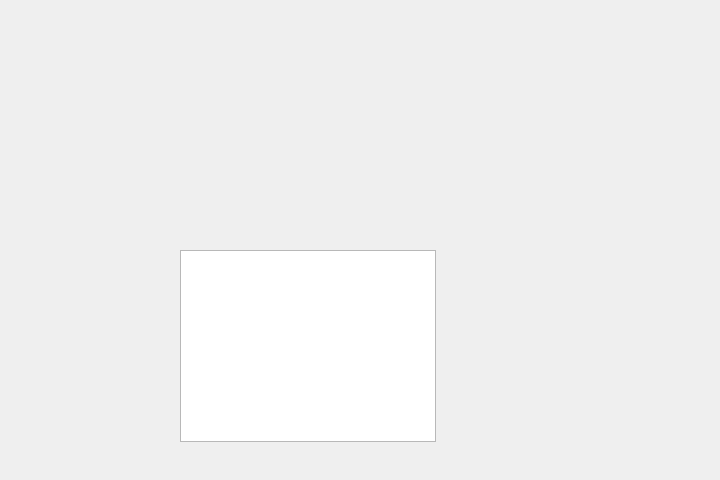
Old version of the form walrus_widget/ui/overlay.ui in the repository OAkyildiz/walrus_expansion.
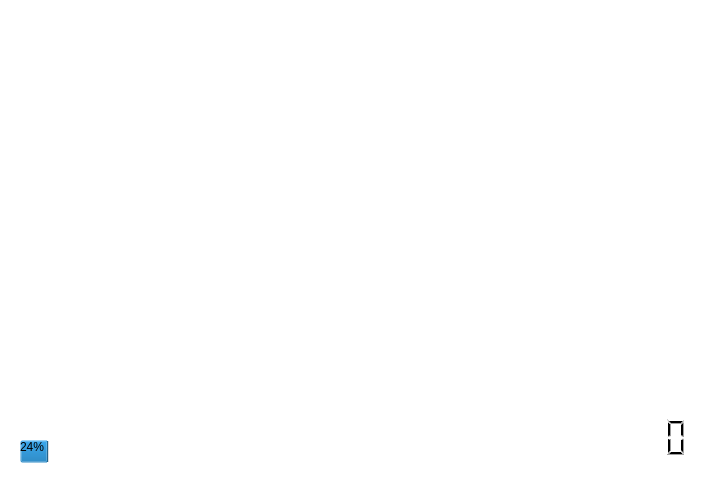
New version of the form.

Commit message:
renamed driver_mapping because the auto complete was annoying. restored from the broken viewer.
	modified:   walrus_driverstation/launch/driverstation.launch
	renamed:    walrus_driverstation/launch/includes/driver_mapping.launch -> walrus_driverstation/launch/includes/station_mapping.launch
	modified:   walrus_widget/include/walrus_widget/mainview.h
	modified:   walrus_widget/src/main.cpp
	modified:   walrus_widget/src/mainview.cpp
	modified:   walrus_widget/src/mapviz.cpp
	modified:   walrus_widget/src/overlay.cpp
	modified:   walrus_widget/ui/overlay.ui

```diff
--- a/walrus_widget/ui/overlay.ui
+++ b/walrus_widget/ui/overlay.ui
@@ -11,7 +11,7 @@
    </rect>
   </property>
   <property name="sizePolicy">
-   <sizepolicy hsizetype="Maximum" vsizetype="Maximum">
+   <sizepolicy hsizetype="Ignored" vsizetype="Ignored">
     <horstretch>0</horstretch>
     <verstretch>0</verstretch>
    </sizepolicy>
@@ -28,6 +28,12 @@
   <property name="windowOpacity">
    <double>0.650000000000000</double>
   </property>
+  <property name="autoFillBackground">
+   <bool>false</bool>
+  </property>
+  <property name="styleSheet">
+   <string notr="true">background: transparent; border: none</string>
+  </property>
   <widget class="QStackedWidget" name="cameras">
    <property name="geometry">
     <rect>
@@ -43,13 +49,26 @@
    <widget class="QWidget" name="page"/>
    <widget class="QWidget" name="page_2"/>
   </widget>
-  <widget class="QGraphicsView" name="graphicsView">
+  <widget class="QProgressBar" name="progressBar">
    <property name="geometry">
     <rect>
-     <x>180</x>
-     <y>250</y>
-     <width>256</width>
-     <height>192</height>
+     <x>20</x>
+     <y>440</y>
+     <width>118</width>
+     <height>23</height>
+    </rect>
+   </property>
+   <property name="value">
+    <number>24</number>
+   </property>
+  </widget>
+  <widget class="QLCDNumber" name="lcdNumber">
+   <property name="geometry">
+    <rect>
+     <x>580</x>
+     <y>412</y>
+     <width>111</width>
+     <height>51</height>
     </rect>
    </property>
   </widget>
```
The commit also changes 7 other files.
